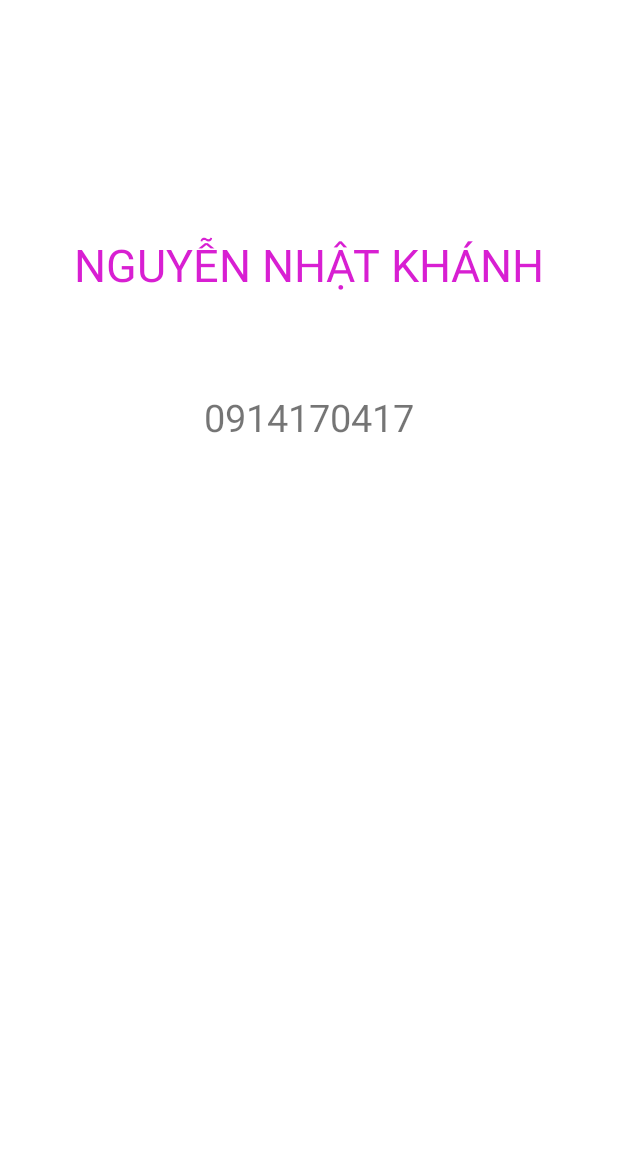
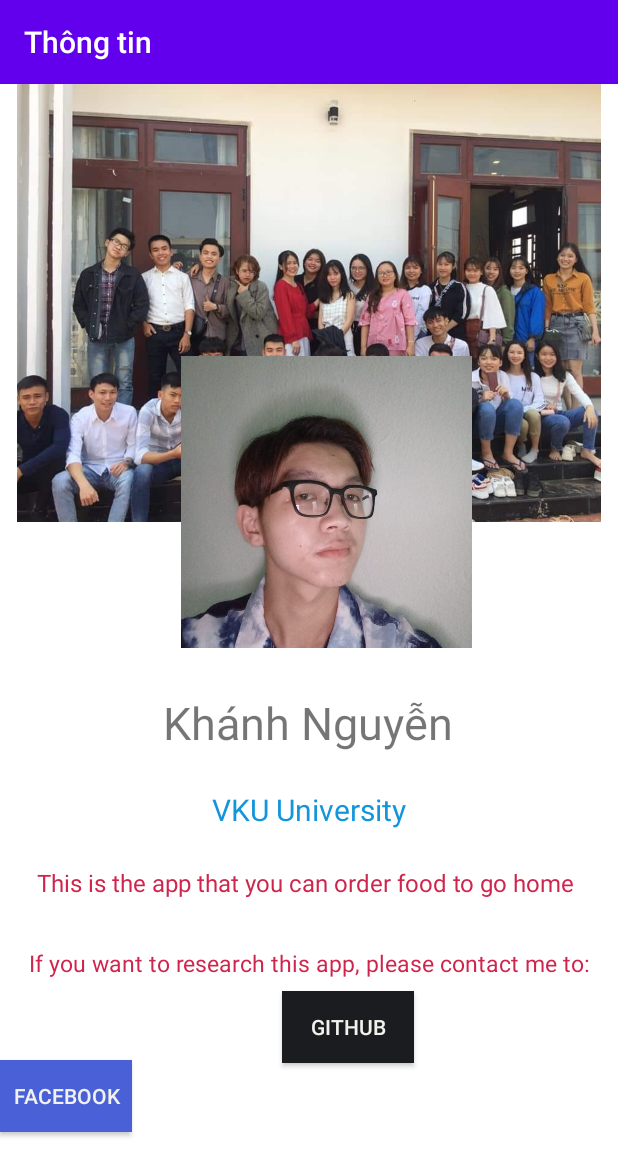
Before and after one commit to nhatkhanh224/Android-ShipFood, an Android app: the LienHe screen opened directly, with no data from a screen before it, on a phone screen of 412 x 824 dp. Shown: the top 1176 px of the screen. Run offline under Robolectric (Android 15) with nearby library versions, the phone set to English and light mode, and no system bars; network calls fail.

Commit message:
Them action bar, tao trang lien he

```diff
--- a/app/src/main/java/com/example/orderfood/activity/LienHe.java
+++ b/app/src/main/java/com/example/orderfood/activity/LienHe.java
@@ -2,15 +2,32 @@ package com.example.orderfood.activity;
 
 import androidx.appcompat.app.AppCompatActivity;
 
+import android.content.Intent;
+import android.net.Uri;
 import android.os.Bundle;
+import android.view.View;
+import android.webkit.WebView;
+import android.widget.Button;
 
 import com.example.orderfood.R;
 
 public class LienHe extends AppCompatActivity {
-
+    Button btnFacebook;
     @Override
     protected void onCreate(Bundle savedInstanceState) {
         super.onCreate(savedInstanceState);
         setContentView(R.layout.activity_lien_he);
+
+    }
+
+    public void facebook(View view)
+    {
+        Intent intent=new Intent(Intent.ACTION_VIEW, Uri.parse("https://www.facebook.com/nhatkhanh224"));
+        startActivity(intent);
+    }
+    public void github(View view)
+    {
+        Intent intent=new Intent(Intent.ACTION_VIEW, Uri.parse("https://github.com/nhatkhanh224"));
+        startActivity(intent);
     }
 }
--- a/app/src/main/res/layout/activity_lien_he.xml
+++ b/app/src/main/res/layout/activity_lien_he.xml
@@ -6,27 +6,109 @@
     android:layout_height="match_parent"
     tools:context=".activity.LienHe"
     android:background="@color/cardview_light_background">
+    <androidx.appcompat.widget.Toolbar
+        android:id="@+id/toolbarLienHe"
+        android:layout_width="match_parent"
+        android:layout_height="?attr/actionBarSize"
+        app:title="Thông tin"
+        app:titleTextColor="@android:color/white"
+        android:background="?attr/colorPrimary">>
+
+    </androidx.appcompat.widget.Toolbar>
+
+    <ImageView
+        android:id="@+id/imageView"
+        android:layout_width="394dp"
+        android:layout_height="292dp"
+        app:layout_constraintEnd_toEndOf="parent"
+        app:layout_constraintHorizontal_bias="0.47"
+        app:layout_constraintStart_toStartOf="parent"
+        app:layout_constraintTop_toBottomOf="@+id/toolbarLienHe"
+        app:srcCompat="@drawable/anhbia" />
+
+    <ImageView
+        android:id="@+id/imageView4"
+        android:layout_width="194dp"
+        android:layout_height="197dp"
+        android:layout_marginTop="180dp"
+        app:layout_constraintEnd_toEndOf="parent"
+        app:layout_constraintHorizontal_bias="0.552"
+        app:layout_constraintStart_toStartOf="parent"
+        app:layout_constraintTop_toBottomOf="@+id/toolbarLienHe"
+        app:srcCompat="@drawable/khanh" />
 
     <TextView
         android:id="@+id/textView"
         android:layout_width="wrap_content"
         android:layout_height="wrap_content"
-        android:layout_marginTop="156dp"
-        android:text="NGUYỄN NHẬT KHÁNH"
-        android:textColor="#D81FD2"
-        android:textSize="30dp"
+        android:layout_marginTop="28dp"
+        android:text="Khánh Nguyễn"
+        android:textSize="30sp"
         app:layout_constraintEnd_toEndOf="parent"
+        app:layout_constraintHorizontal_bias="0.497"
         app:layout_constraintStart_toStartOf="parent"
-        app:layout_constraintTop_toTopOf="parent" />
+        app:layout_constraintTop_toBottomOf="@+id/imageView4" />
 
     <TextView
         android:id="@+id/textView4"
         android:layout_width="wrap_content"
         android:layout_height="wrap_content"
-        android:layout_marginTop="64dp"
-        android:text="0914170417"
-        android:textSize="25dp"
+        android:layout_marginTop="24dp"
+        android:textColor="#CF254C"
+        android:textSize="16sp"
+        android:text="This is the app that you can order food to go home "
+        app:layout_constraintEnd_toEndOf="parent"
+        app:layout_constraintStart_toStartOf="parent"
+        app:layout_constraintTop_toBottomOf="@+id/textView5" />
+
+    <TextView
+        android:id="@+id/textView5"
+        android:layout_width="wrap_content"
+        android:layout_height="wrap_content"
+        android:layout_marginTop="24dp"
+        android:text="VKU University"
+        android:textColor="#1295DA"
+        android:textSize="20sp"
         app:layout_constraintEnd_toEndOf="parent"
         app:layout_constraintStart_toStartOf="parent"
         app:layout_constraintTop_toBottomOf="@+id/textView" />
+
+    <TextView
+        android:id="@+id/textView6"
+        android:layout_width="wrap_content"
+        android:layout_height="wrap_content"
+        android:layout_marginTop="32dp"
+        android:text="If you want to research this app, please contact me to:"
+        android:textColor="#CF254C"
+        android:textSize="15sp"
+        app:layout_constraintEnd_toEndOf="parent"
+        app:layout_constraintStart_toStartOf="parent"
+        app:layout_constraintTop_toBottomOf="@+id/textView4" />
+
+    <Button
+        android:id="@+id/btnFace"
+        android:onClick="facebook"
+        android:layout_width="wrap_content"
+        android:layout_height="wrap_content"
+        android:layout_marginBottom="16dp"
+        android:text="facebook"
+        android:textColor="#F1F1ED"
+        android:background="#4960D6"
+        app:layout_constraintBottom_toBottomOf="parent"
+        app:layout_constraintTop_toBottomOf="@+id/textView6"
+        tools:layout_editor_absoluteX="54dp" />
+
+    <Button
+        android:id="@+id/button2"
+        android:layout_width="wrap_content"
+        android:layout_height="wrap_content"
+        android:layout_marginStart="100dp"
+        android:layout_marginTop="8dp"
+        android:background="#1B1C20"
+        android:onClick="github"
+        android:text="GITHUB"
+        android:textColor="#F1F1ED"
+        app:layout_constraintStart_toEndOf="@+id/btnFace"
+        app:layout_constraintTop_toBottomOf="@+id/textView6" />
+
 </androidx.constraintlayout.widget.ConstraintLayout>
```
Also changed, not shown: app/src/main/java/com/example/orderfood/activity/ChiTietFood.java (+19 -0 lines), app/src/main/java/com/example/orderfood/activity/GioHangMain.java (+15 -15 lines), app/src/main/java/com/example/orderfood/activity/SanPhamMain.java (+17 -0 lines), app/src/main/res/layout/activity_chi_tiet_food.xml (+10 -1 lines), app/src/main/res/layout/activity_gio_hang_main.xml (+8 -6 lines), app/src/main/res/layout/activity_san_pham.xml (+11 -3 lines), app/src/main/res/drawable/anhbia.jpg (added), app/src/main/res/drawable/khanh.jpg (added).
